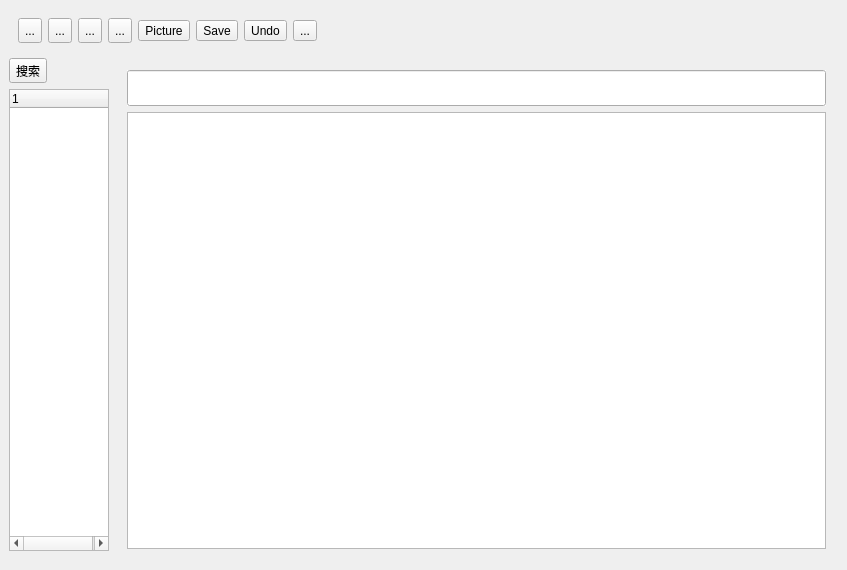
This is App/mainwindow.ui in sandeepxi/LifeNote as Qt 5 draws it before an edit. The edited form follows.
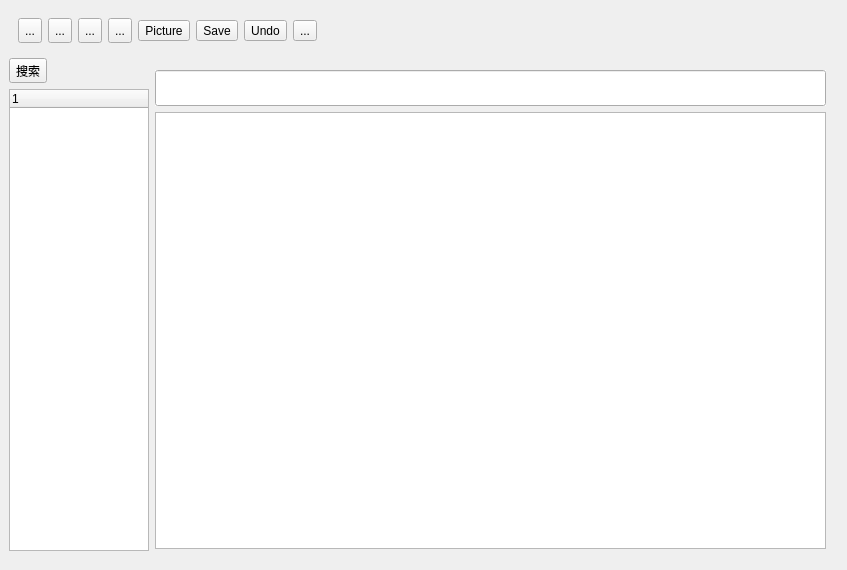
This is the edited form.

Commit message: 1、adjuest UI 2、fix-bug:rename node

Patch:
```diff
--- a/App/mainwindow.ui
+++ b/App/mainwindow.ui
@@ -141,6 +141,9 @@
     <item>
      <widget class="QWidget" name="mainPage" native="true">
       <layout class="QHBoxLayout" name="horizontalLayout_2">
+       <property name="sizeConstraint">
+        <enum>QLayout::SetDefaultConstraint</enum>
+       </property>
        <property name="leftMargin">
         <number>0</number>
        </property>
@@ -157,7 +160,7 @@
         <widget class="QWidget" name="leftBar" native="true">
          <property name="minimumSize">
           <size>
-           <width>0</width>
+           <width>140</width>
            <height>0</height>
           </size>
          </property>
@@ -228,7 +231,7 @@
            <number>-1</number>
           </property>
           <property name="leftMargin">
-           <number>12</number>
+           <number>0</number>
           </property>
           <property name="topMargin">
            <number>12</number>
@@ -244,6 +247,12 @@
             <property name="enabled">
              <bool>true</bool>
             </property>
+            <property name="sizePolicy">
+             <sizepolicy hsizetype="Expanding" vsizetype="Fixed">
+              <horstretch>0</horstretch>
+              <verstretch>0</verstretch>
+             </sizepolicy>
+            </property>
             <property name="minimumSize">
              <size>
               <width>0</width>
@@ -265,6 +274,12 @@
           </item>
           <item>
            <widget class="QTextEdit" name="textEdit">
+            <property name="sizePolicy">
+             <sizepolicy hsizetype="Expanding" vsizetype="Preferred">
+              <horstretch>0</horstretch>
+              <verstretch>0</verstretch>
+             </sizepolicy>
+            </property>
             <property name="autoFillBackground">
              <bool>false</bool>
             </property>
```
Left out of the diff: 3 changed lines with no effect on the pictures. The commit also changes 6 other files.
